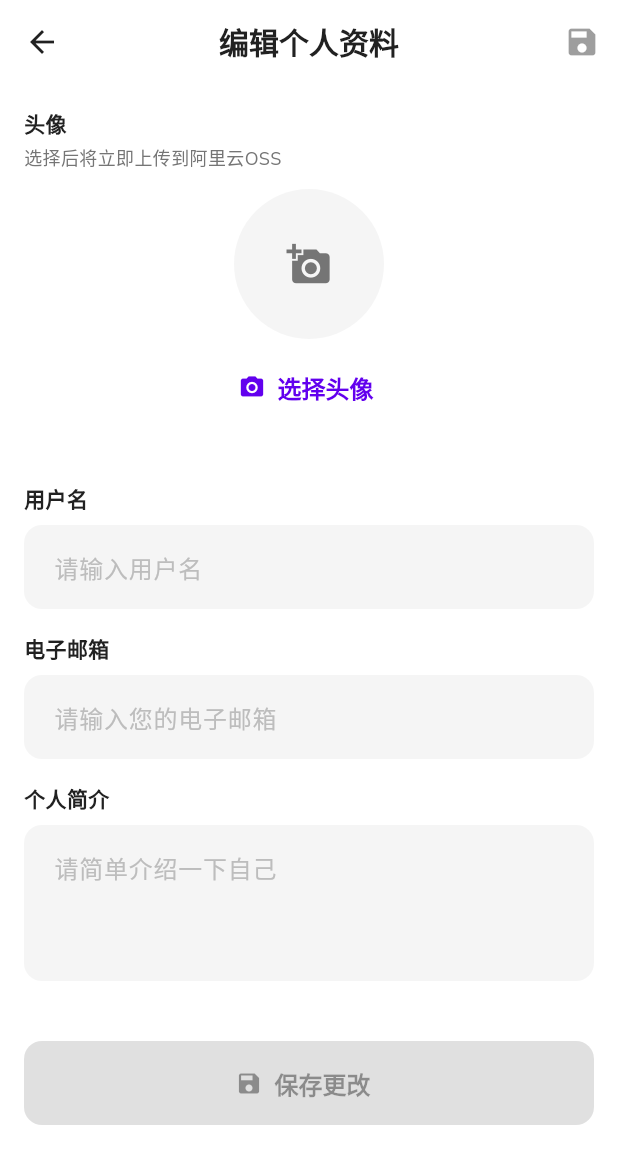
After one commit to haohao1-12/Project_App, a Flutter app: the ProfileScreen screen opened directly, after a tap on the "edit" icon, on a phone screen of 412 x 824 dp. The commit adds this screen. Shown: the top 1164 px of the screen. Run offline on Flutter 3.47's test engine with Material 3 defaults, Android fonts, the phone set to English and light mode, and no system bars; our stand-ins replace google_fonts, image_picker, shared_preferences; accounts and stored records are empty; network calls fail.

```diff
--- a/lib/models/user.dart
+++ b/lib/models/user.dart
@@ -3,7 +3,7 @@ import '../utils/encoding_helper.dart';
 
 class User {
   final String? id;
-  final String username;
+  final String userName;
   final String? email;
   final dynamic userType; // 保持为动态类型以处理不同格式
   final String? userProfile;
@@ -11,21 +11,21 @@ class User {
 
   User({
     this.id,
-    required this.username,
+    required this.userName,
     this.email,
     this.userType,
     this.userProfile,
     this.imageUrl,
   });
 
-  // 从JSON创建User对象，增加空值处理，同时处理username和userName两种字段名
+  // 从JSON创建User对象，增加空值处理，同时处理userName和username两种字段名
   factory User.fromJson(Map<String, dynamic> json) {
     // 优先使用userName字段，如果不存在则使用username字段
-    String usernameValue;
+    String userNameValue;
     if (json.containsKey('userName')) {
-      usernameValue = EncodingHelper.fixEncoding(json['userName'] ?? 'unknown_user');
+      userNameValue = EncodingHelper.fixEncoding(json['userName'] ?? 'unknown_user');
     } else {
-      usernameValue = EncodingHelper.fixEncoding(json['username'] ?? 'unknown_user');
+      userNameValue = EncodingHelper.fixEncoding(json['username'] ?? 'unknown_user');
     }
 
     // 处理userType可能是数字或字符串的情况
@@ -37,7 +37,7 @@ class User {
 
     return User(
       id: json['id']?.toString(), // 确保id为字符串类型
-      username: usernameValue,
+      userName: userNameValue,
       email: json['email'],
       userType: userTypeValue, // 使用处理过的userType
       userProfile: EncodingHelper.fixEncoding(json['userProfile']),
@@ -49,7 +49,7 @@ class User {
   Map<String, dynamic> toJson() {
     return {
       'id': id,
-      'username': username,
+      'userName': userName,
       'email': email,
       'userType': userType,
       'userProfile': userProfile,
@@ -60,7 +60,7 @@ class User {
   // 创建注册请求JSON
   Map<String, dynamic> toRegisterJson(String password) {
     return {
-      'username': username,
+      'userName': userName,
       'password': password,
       'email': email,
       'userType': userType,
--- /dev/null
+++ b/lib/screens/edit_profile_screen.dart
@@ -0,0 +1,339 @@
+import 'dart:io';
+import 'package:flutter/material.dart';
+import '../models/user.dart';
+import '../services/auth_service.dart';
+import '../services/user_service.dart';
+import '../utils/constants.dart';
+import '../utils/theme.dart';
+import '../widgets/custom_text_field.dart';
+import '../widgets/image_picker_widget.dart';
+
+class EditProfileScreen extends StatefulWidget {
+  final User user;
+
+  const EditProfileScreen({
+    Key? key,
+    required this.user,
+  }) : super(key: key);
+
+  @override
+  State<EditProfileScreen> createState() => _EditProfileScreenState();
+}
+
+class _EditProfileScreenState extends State<EditProfileScreen> {
+  final _formKey = GlobalKey<FormState>();
+  late final TextEditingController _userNameController;
+  late final TextEditingController _emailController;
+  late final TextEditingController _bioController;
+  bool _isLoading = false;
+  bool _hasChanges = false;
+  String _errorMessage = '';
+
+  // 头像相关
+  File? _avatarFile;
+  String? _avatarUrl;
+  String _uploadStatusText = '';
+
+  @override
+  void initState() {
+    super.initState();
+    // 初始化文本控制器并填充当前用户信息
+    _userNameController = TextEditingController(text: widget.user.userName);
+    _emailController = TextEditingController(text: widget.user.email ?? '');
+    _bioController = TextEditingController(text: widget.user.userProfile ?? '');
+
+    // 设置当前头像URL
+    _avatarUrl = widget.user.imageUrl;
+
+    // 监听文本变化
+    _userNameController.addListener(_checkForChanges);
+    _emailController.addListener(_checkForChanges);
+    _bioController.addListener(_checkForChanges);
+  }
+
+  @override
+  void dispose() {
+    _userNameController.dispose();
+    _emailController.dispose();
+    _bioController.dispose();
+    super.dispose();
+  }
+
+  // 检查是否有变更
+  void _checkForChanges() {
+    final userNameChanged = _userNameController.text != widget.user.userName;
+    final emailChanged = _emailController.text != (widget.user.email ?? '');
+    final bioChanged = _bioController.text != (widget.user.userProfile ?? '');
+    final avatarChanged = _avatarUrl != widget.user.imageUrl;
+
+    final hasChanges = userNameChanged || emailChanged || bioChanged || avatarChanged;
+
+    if (hasChanges != _hasChanges) {
+      setState(() {
+        _hasChanges = hasChanges;
+      });
+    }
+  }
+
+  // 处理图片选择和上传结果
+  void _handleImageSelected(File file, String? imageUrl) {
+    setState(() {
+      _avatarFile = file;
+      _avatarUrl = imageUrl;
+      _hasChanges = true;
+    });
+  }
+
+  // 处理上传状态更新
+  void _handleUploadStatusChanged(String status) {
+    setState(() {
+      _uploadStatusText = status;
+    });
+  }
+
+  // 保存更新的个人信息
+  Future<void> _saveProfile() async {
+    if (!_formKey.currentState!.validate()) {
+      return;
+    }
+
+    if (!_hasChanges) {
+      ScaffoldMessenger.of(context).showSnackBar(
+        const SnackBar(
+          content: Text('没有检测到任何变更'),
+        ),
+      );
+      return;
+    }
+
+    setState(() {
+      _isLoading = true;
+      _errorMessage = '';
+    });
+
+    try {
+      // 构建更新参数
+      final userName = _userNameController.text != widget.user.userName ? _userNameController.text : null;
+      final email = _emailController.text != (widget.user.email ?? '') ? _emailController.text : null;
+      final userProfile = _bioController.text != (widget.user.userProfile ?? '') ? _bioController.text : null;
+      final imageUrl = _avatarUrl != widget.user.imageUrl ? _avatarUrl : null;
+
+      // 调用用户服务更新信息
+      final response = await UserService.updateUserProfile(
+        userName: userName,
+        email: email,
+        userProfile: userProfile,
+        imageUrl: imageUrl,
+      );
+
+      setState(() {
+        _isLoading = false;
+      });
+
+      if (response.success) {
+        if (mounted) {
+          ScaffoldMessenger.of(context).showSnackBar(
+            SnackBar(
+              content: Text(response.message),
+              backgroundColor: Colors.green,
+            ),
+          );
+
+          // 延迟返回，让用户看到成功消息
+          Future.delayed(const Duration(milliseconds: 1000), () {
+            if (mounted) {
+              Navigator.pop(context, true); // 返回true表示成功更新
+            }
+          });
+        }
+      } else {
+        setState(() {
+          _errorMessage = response.message;
+        });
+
+        if (mounted) {
+          ScaffoldMessenger.of(context).showSnackBar(
+            SnackBar(
+              content: Text(response.message),
+              backgroundColor: Colors.red,
+            ),
+          );
+        }
+      }
+    } catch (e) {
+      setState(() {
+        _isLoading = false;
+        _errorMessage = '更新个人信息失败: $e';
+      });
+
+      if (mounted) {
+        ScaffoldMessenger.of(context).showSnackBar(
+          SnackBar(
+            content: Text('更新失败: $e'),
+            backgroundColor: Colors.red,
+          ),
+        );
+      }
+    }
+  }
+
+  @override
+  Widget build(BuildContext context) {
+    return Scaffold(
+      appBar: AppBar(
+        title: const Text('编辑个人资料'),
+        actions: [
+          // 保存按钮
+          _isLoading
+              ? const Center(
+                  child: Padding(
+                    padding: EdgeInsets.symmetric(horizontal: 16.0),
+                    child: SizedBox(
+                      width: 24,
+                      height: 24,
+                      child: CircularProgressIndicator(
+                        strokeWidth: 2,
+                        color: Colors.white,
+                      ),
+                    ),
+                  ),
+                )
+              : IconButton(
+                  icon: const Icon(Icons.save),
+                  onPressed: _hasChanges ? _saveProfile : null,
+                  tooltip: '保存',
+                ),
+        ],
+      ),
+      body: SafeArea(
+        child: Form(
+          key: _formKey,
+          child: SingleChildScrollView(
+            padding: const EdgeInsets.all(16.0),
+            child: Column(
+              crossAxisAlignment: CrossAxisAlignment.start,
+              children: [
+                if (_errorMessage.isNotEmpty)
+                  Padding(
+                    padding: const EdgeInsets.only(bottom: 16.0),
+                    child: Container(
+                      padding: const EdgeInsets.all(12),
+                      decoration: BoxDecoration(
+                        color: Colors.red.withOpacity(0.1),
+                        borderRadius: BorderRadius.circular(8),
+                        border: Border.all(color: Colors.red.withOpacity(0.3)),
+                      ),
+                      child: Row(
+                        children: [
+                          const Icon(Icons.error_outline, color: Colors.red),
+                          const SizedBox(width: 12),
+                          Expanded(
+                            child: Text(
+                              _errorMessage,
+                              style: const TextStyle(color: Colors.red),
+                            ),
+                          ),
+                        ],
+                      ),
+                    ),
+                  ),
+
+                // 头像选择
+                Center(
+                  child: Column(
+                    children: [
+                      ImagePickerWidget(
+                        selectedImage: _avatarFile,
+                        imageUrl: _avatarUrl,
+                        onImageSelected: _handleImageSelected,
+                        onUploadStatusChanged: _handleUploadStatusChanged,
+                      ),
+
+                      // 头像上传状态提示
+                      if (_uploadStatusText.isNotEmpty)
+                        Padding(
+                          padding: const EdgeInsets.only(top: 8.0),
+                          child: Text(
+                            _uploadStatusText,
+                            style: TextStyle(
+                              color: _uploadStatusText.contains('失败') || _uploadStatusText.contains('错误')
+                                  ? Colors.red
+                                  : _uploadStatusText.contains('成功')
+                                      ? Colors.green
+                                      : AppTheme.primaryColor,
+                              fontSize: 12,
+                            ),
+                          ),
+                        ),
+                    ],
+                  ),
+                ),
+
+                const SizedBox(height: 24),
+
+                // 用户名
+                CustomTextField(
+                  label: '用户名',
+                  hint: '请输入用户名',
+                  controller: _userNameController,
+                  validator: (value) {
+                    if (value == null || value.isEmpty) {
+                      return '请输入用户名';
+                    }
+                    if (value.length < AppConstants.userNameMinLength) {
+                      return '用户名至少${AppConstants.userNameMinLength}个字符';
+                    }
+                    if (value.length > AppConstants.userNameMaxLength) {
+                      return '用户名不能超过${AppConstants.userNameMaxLength}个字符';
+                    }
+                    return null;
+                  },
+                ),
+
+                // 邮箱
+                CustomTextField(
+                  label: '电子邮箱',
+                  hint: '请输入您的电子邮箱',
+                  controller: _emailController,
+                  keyboardType: TextInputType.emailAddress,
+                  validator: (value) {
+                    if (value == null || value.isEmpty) {
+                      return null; // 邮箱可选
+                    }
+                    final emailRegex = RegExp(
+                        r'^[a-zA-Z0-9.]+@[a-zA-Z0-9]+\.[a-zA-Z]+');
+                    if (!emailRegex.hasMatch(value)) {
+                      return '请输入有效的电子邮箱';
+                    }
+                    return null;
+                  },
+                ),
+
+                // 个人简介
+                CustomTextField(
+                  label: '个人简介',
+                  hint: '请简单介绍一下自己',
+                  controller: _bioController,
+                  maxLines: 3,
+                  maxLength: AppConstants.bioMaxLength,
+                ),
+
+                const SizedBox(height: 24),
+
+                // 保存按钮（整宽）
+                SizedBox(
+                  width: double.infinity,
+                  child: ElevatedButton.icon(
+                    onPressed: _hasChanges && !_isLoading ? _saveProfile : null,
+                    icon: const Icon(Icons.save),
+                    label: const Text('保存更改'),
+                  ),
+                ),
+              ],
+            ),
+          ),
+        ),
+      ),
+    );
+  }
+}
--- a/lib/screens/profile_screen.dart
+++ b/lib/screens/profile_screen.dart
@@ -3,6 +3,7 @@ import '../models/user.dart';
 import '../services/auth_service.dart';
 import '../services/user_service.dart';
 import '../utils/theme.dart';
+import 'edit_profile_screen.dart';
 
 class ProfileScreen extends StatefulWidget {
   const ProfileScreen({Key? key}) : super(key: key);
@@ -60,12 +61,36 @@ class _ProfileScreenState extends State<ProfileScreen> {
     await _loadUserProfile();
   }
 
+  // 跳转到编辑个人资料页面
+  Future<void> _navigateToEditProfile() async {
+    if (_user == null) return;
+
+    final result = await Navigator.push(
+      context,
+      MaterialPageRoute(
+        builder: (context) => EditProfileScreen(user: _user!),
+      ),
+    );
+
+    // 如果成功更新，刷新个人资料
+    if (result == true) {
+      _refreshUserProfile();
+    }
+  }
+
   @override
   Widget build(BuildContext context) {
     return Scaffold(
       appBar: AppBar(
         title: const Text('个人主页'),
         actions: [
+          // 添加编辑按钮
+          if (!_isLoading && _user != null)
+            IconButton(
+              icon: const Icon(Icons.edit),
+              onPressed: _navigateToEditProfile,
+              tooltip: '编辑资料',
+            ),
           IconButton(
             icon: const Icon(Icons.refresh),
             onPressed: _refreshUserProfile,
@@ -105,6 +130,16 @@ class _ProfileScreenState extends State<ProfileScreen> {
               _buildProfileHeader(),
               const SizedBox(height: 24),
               _buildProfileInfo(),
+              const SizedBox(height: 24),
+              // 添加编辑按钮
+              SizedBox(
+                width: double.infinity,
+                child: ElevatedButton.icon(
+                  onPressed: _navigateToEditProfile,
+                  icon: const Icon(Icons.edit),
+                  label: const Text('编辑个人资料'),
+                ),
+              ),
             ],
           ),
         ),
@@ -135,7 +170,7 @@ class _ProfileScreenState extends State<ProfileScreen> {
           const SizedBox(height: 16),
           // 用户名
           Text(
-            _user!.username,
+            _user!.userName,
             style: const TextStyle(
               fontSize: 24,
               fontWeight: FontWeight.bold,
--- a/lib/screens/user_detail_screen.dart
+++ b/lib/screens/user_detail_screen.dart
@@ -124,7 +124,7 @@ class _UserDetailScreenState extends State<UserDetailScreen> {
         _buildAvatar(),
         const SizedBox(height: 16),
         Text(
-          _userDetail!.username,
+          _userDetail!.userName,
           style: const TextStyle(
             fontSize: 24,
             fontWeight: FontWeight.bold,
--- a/lib/services/auth_service.dart
+++ b/lib/services/auth_service.dart
@@ -60,7 +60,7 @@ class AuthService {
 
           // 构建User对象
           final user = User.fromJson(userData);
-          debugPrint('成功获取用户: ${user.username}, 类型: ${user.userType}');
+          debugPrint('成功获取用户: ${user.userName}, 类型: ${user.userType}');
           return user;
         } catch (e, stackTrace) {
           debugPrint('解析用户信息出错: $e');
@@ -97,7 +97,7 @@ class AuthService {
 
   // 登录用户
   static Future<AuthResponse> login({
-    required String username,
+    required String userName,
     required String password,
   }) async {
     try {
@@ -106,7 +106,7 @@ class AuthService {
 
       // 创建请求
       var requestBody = {
-        'username': username,
+        'userName': userName,
         'password': password,
       };
 
@@ -266,7 +266,7 @@ class AuthService {
 
   // 注册用户
   static Future<AuthResponse> register({
-    required String username,
+    required String userName,
     required String password,
     required String email,
     required String userType,
@@ -282,7 +282,7 @@ class AuthService {
 
       // 创建请求
       var requestBody = {
-        'username': username,
+        'userName': userName,
         'password': password,
         'email': email,
         'userType': userTypeValue.toString(),
@@ -318,7 +318,7 @@ class AuthService {
           if (responseData['data'] == null) {
             // 创建一个包含注册信息的用户对象
             user = User(
-              username: username,
+              userName: userName,
               email: email,
               userType: userType,
               userProfile: userProfile,
--- a/lib/services/user_service.dart
+++ b/lib/services/user_service.dart
@@ -43,6 +43,16 @@ class QueryUserByNameResponse {
   });
 }
 
+class UpdateProfileResponse {
+  final bool success;
+  final String message;
+
+  UpdateProfileResponse({
+    required this.success,
+    required this.message,
+  });
+}
+
 class UserService {
   // 获取当前登录用户的个人信息
   static Future<UserProfileResponse> getUserProfile() async {
@@ -80,7 +90,7 @@ class UserService {
 
             final user = User.fromJson(data);
 
-            debugPrint('成功获取用户信息: ${user.username}');
+            debugPrint('成功获取用户信息: ${user.userName}');
 
             return UserProfileResponse(
               success: true,
@@ -143,7 +153,7 @@ class UserService {
 
             final user = User.fromJson(data);
 
-            debugPrint('成功获取指定用户信息: ${user.username}');
+            debugPrint('成功获取指定用户信息: ${user.userName}');
 
             return UserProfileResponse(
               success: true,
@@ -271,6 +281,106 @@ class UserService {
       );
     }
   }
+
+  // 更新用户个人信息
+  static Future<UpdateProfileResponse> updateUserProfile({
+    String? userName,
+    String? email,
+    String? userProfile,
+    String? imageUrl,
+  }) async {
+    try {
+      debugPrint('发送更新用户信息请求');
+
+      // 创建请求体，只包含需要更新的字段
+      final Map<String, dynamic> requestBody = {};
+      if (userName != null) requestBody['userName'] = userName;
+      if (email != null) requestBody['email'] = email;
+      if (userProfile != null) requestBody['userProfile'] = userProfile;
+      if (imageUrl != null) requestBody['imageUrl'] = imageUrl;
+
+      // 如果没有需要更新的字段，直接返回成功
+      if (requestBody.isEmpty) {
+        return UpdateProfileResponse(
+          success: true,
+          message: '无需更新任何信息',
+        );
+      }
+
+      // 打印请求体，用于调试
+      debugPrint('更新用户信息请求体: $requestBody');
+
+      // 发送请求
+      final response = await HttpUtils.post(
+        '${AppConstants.baseUrl}/user/update',
+        body: requestBody,
+      );
+
+      debugPrint('更新用户信息响应状态码: ${response.statusCode}');
+
+      // 解析响应
+      try {
+        final responseData = HttpUtils.parseResponse(response);
+
+        final bool success = responseData['success'] == true;
+        final int code = responseData['code'] ?? 0;
+        final String message = responseData['message'] ?? '未知消息';
+
+        debugPrint('更新用户信息响应: success=$success, code=$code, message=$message');
+
+        if (success && code == 200) {
+          // 如果更新成功，同时更新本地保存的用户信息
+          try {
+            final currentUser = await AuthService.getCurrentUser();
+            if (currentUser != null) {
+              // 创建一个新的用户对象，包含更新后的信息
+              final updatedUser = User(
+                id: currentUser.id,
+                userName: userName ?? currentUser.userName,
+                email: email ?? currentUser.email,
+                userType: currentUser.userType,
+                userProfile: userProfile ?? currentUser.userProfile,
+                imageUrl: imageUrl ?? currentUser.imageUrl,
+              );
+
+              // 获取当前的token
+              final token = await AuthService.getToken();
+              if (token != null) {
+                // 保存更新后的用户信息
+                await AuthService.saveUserAndToken(updatedUser, token);
+                debugPrint('已更新本地保存的用户信息');
+              }
+            }
+          } catch (e) {
+            debugPrint('更新本地用户信息失败: $e');
+            // 继续执行，这不是关键步骤
+          }
+
+          return UpdateProfileResponse(
+            success: true,
+            message: message,
+          );
+        } else {
+          return UpdateProfileResponse(
+            success: false,
+            message: message,
+          );
+        }
+      } catch (e) {
+        debugPrint('解析更新用户信息响应出错: $e');
+        return UpdateProfileResponse(
+          success: false,
+          message: '解析响应数据失败: $e',
+        );
+      }
+    } catch (e) {
+      debugPrint('更新用户信息过程中发生错误: $e');
+      return UpdateProfileResponse(
+        success: false,
+        message: '网络请求失败: $e',
+      );
+    }
+  }
 }
 
 // 帮助函数：取较小值
--- a/lib/utils/constants.dart
+++ b/lib/utils/constants.dart
@@ -43,8 +43,8 @@ class AppConstants {
   static const String unknownErrorMessage = '发生未知错误，请稍后再试';
 
   // 表单验证规则
-  static const int usernameMinLength = 3;
-  static const int usernameMaxLength = 20;
+  static const int userNameMinLength = 3;
+  static const int userNameMaxLength = 20;
   static const int passwordMinLength = 6;
   static const int passwordMaxLength = 20;
   static const int bioMaxLength = 200;
```
Also changed, not shown: lib/screens/create_task_screen.dart (+8 -6 lines), lib/screens/login_screen.dart (+6 -6 lines), lib/screens/project_detail_manager_screen.dart (+24 -0 lines), lib/screens/register_screen.dart (+9 -9 lines).
